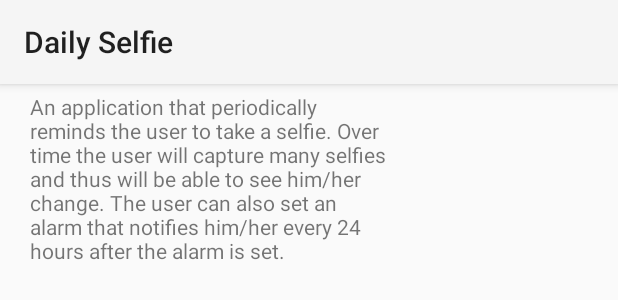
After one commit to nkordis/DailySelfie, an Android app: the layout dialog.xml on its own in the app's theme, with its tools: preview values and no code run, on a phone screen of 412 x 824 dp. The commit adds this screen. Shown: the top 300 px of the screen. Run offline under Robolectric (Android 15) with nearby library versions, the phone set to English and light mode, and no system bars.

Commit message:
--About option item added

```diff
--- a/app/src/main/java/murachandroidworkplace/dailyselfie/PhotoActivity.java
+++ b/app/src/main/java/murachandroidworkplace/dailyselfie/PhotoActivity.java
@@ -18,7 +18,7 @@ public class PhotoActivity extends Activity {
     protected void onCreate(Bundle savedInstanceState) {
         super.onCreate(savedInstanceState);
         setContentView(R.layout.image_activity);
-
+        //TODO Display selfie in full View
         Intent intent = getIntent();
         Bitmap bitmap = (Bitmap) intent.getParcelableExtra("bitmap");
         mCurrentPhotoPath = (String)intent.getStringExtra("fileName");
--- a/app/src/main/java/murachandroidworkplace/dailyselfie/PhotoRecord.java
+++ b/app/src/main/java/murachandroidworkplace/dailyselfie/PhotoRecord.java
@@ -9,7 +9,7 @@ public class PhotoRecord {
     private Bitmap mPhotoBitmap;
     private String mPhotoPath;
     private String fileName;
-    private String timeStamp;
+    private String timeStamp; //TODO Create a new  field Date or replace String timeStamp
 
     public PhotoRecord() {
     }
--- a/app/src/main/java/murachandroidworkplace/dailyselfie/PhotosListAdapter.java
+++ b/app/src/main/java/murachandroidworkplace/dailyselfie/PhotosListAdapter.java
@@ -29,6 +29,7 @@ public class PhotosListAdapter extends BaseAdapter {
     private static class ViewHolder {
         ImageView image;
         TextView fileName;
+        // TODO Declare delete icon View
     }
 
     ViewHolder holder = new ViewHolder();
@@ -75,8 +76,12 @@ public class PhotosListAdapter extends BaseAdapter {
             itemLayout = (RelativeLayout) inflater.inflate(R.layout.selfie, parent, false);
 
             holder.image = (ImageView)itemLayout.findViewById(R.id.imageView);
+            //TODO Set holder.image to be clickable
             holder.fileName = (TextView)itemLayout.findViewById(R.id.textView);
+            //TODO Set holder.filename to be clickable
 
+            //TODO Assign holder.delete icon View
+            //TODO Set holder.delete icon to be clickable
             itemLayout.setTag(holder);
         }
 
--- /dev/null
+++ b/app/src/main/res/layout/dialog.xml
@@ -0,0 +1,16 @@
+<?xml version="1.0" encoding="utf-8"?>
+<LinearLayout xmlns:android="http://schemas.android.com/apk/res/android"
+    android:orientation="vertical" android:layout_width="match_parent"
+    android:layout_height="match_parent">
+
+    <TextView
+        android:layout_width="wrap_content"
+        android:layout_height="wrap_content"
+        android:layout_marginLeft="20dp"
+        android:layout_marginRight="10dp"
+        android:layout_marginTop="5dp"
+        android:layout_marginBottom="10dp"
+        android:ems="15"
+        android:text="@string/about_text"
+        android:id="@+id/textView2" />
+</LinearLayout>
--- a/app/src/main/res/layout/selfie.xml
+++ b/app/src/main/res/layout/selfie.xml
@@ -23,4 +23,6 @@
         android:textAppearance="?android:attr/textAppearanceMedium"
         android:textColor="@android:color/black" />
 
+    <!--TODO Add a delete photo icon -->
+
 </RelativeLayout>
--- a/app/src/main/res/menu/menu_main.xml
+++ b/app/src/main/res/menu/menu_main.xml
@@ -14,4 +14,6 @@
         android:orderInCategory="10"
         android:showAsAction="ifRoom"
         />
+    <item android:id="@+id/about" android:title="@string/about_text_title"
+          android:showAsAction="never" android:orderInCategory="100"/>
 </menu>
--- a/app/src/main/res/values/strings.xml
+++ b/app/src/main/res/values/strings.xml
@@ -6,5 +6,12 @@
     <string name="stop_alarm_text">Cancel Alarm</string>
     <string name="set_alarm_text">Set Alarm</string>
     <string name="deletallpics">Delete all selfies</string>
+    <string name="about_text">An application that periodically reminds the user to take a selfie.
+        Over time the user will capture many selfies and thus will be able to see
+        him/her change.
+        The user can also set an alarm that notifies him/her every 24 hours after the alarm is set.
+    </string>
+    <!-- TODO Improve about_test -->
+    <string name="about_text_title">About</string>
 
 </resources>
```
Also changed, not shown: app/src/main/java/murachandroidworkplace/dailyselfie/MainActivity.java (+19 -1 lines).
